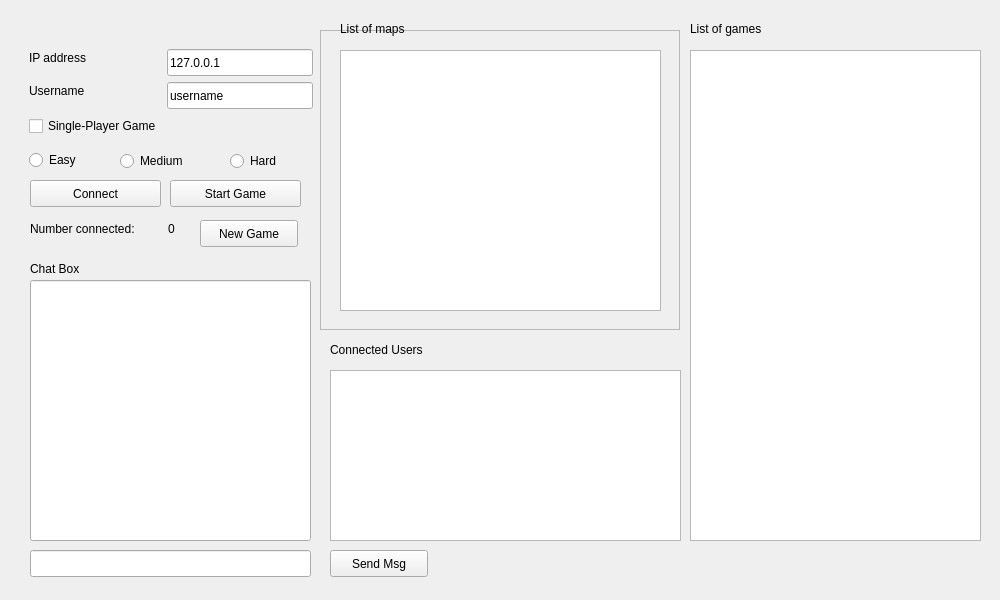
Old version of the form src/client/lobbywindow.ui in the repository dc2011/td.
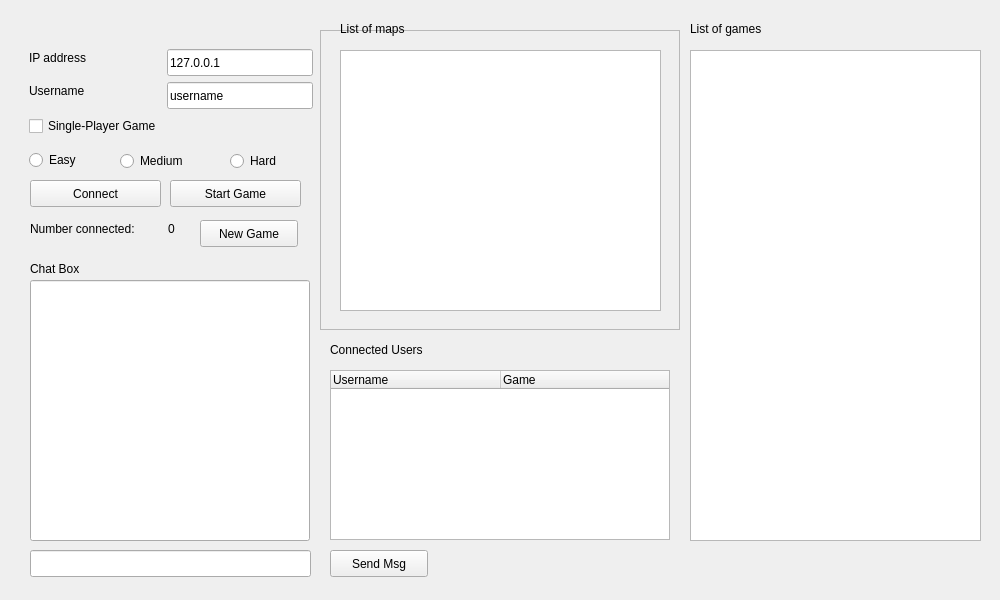
New version of the form.

Commit message: Change connected user list

Patch:
```diff
--- a/src/client/lobbywindow.ui
+++ b/src/client/lobbywindow.ui
@@ -265,7 +265,7 @@
      <rect>
       <x>30</x>
       <y>280</y>
-      <width>281</width>
+      <width>280</width>
       <height>261</height>
      </rect>
     </property>
@@ -283,16 +283,6 @@
      <string>Connected Users</string>
     </property>
    </widget>
-   <widget class="QListView" name="userList">
-    <property name="geometry">
-     <rect>
-      <x>330</x>
-      <y>370</y>
-      <width>351</width>
-      <height>171</height>
-     </rect>
-    </property>
-   </widget>
    <widget class="QPushButton" name="newGame">
     <property name="geometry">
      <rect>
@@ -329,6 +319,32 @@
      <string>List of games</string>
     </property>
    </widget>
+   <widget class="QTreeWidget" name="userList">
+    <property name="geometry">
+     <rect>
+      <x>330</x>
+      <y>370</y>
+      <width>340</width>
+      <height>170</height>
+     </rect>
+    </property>
+    <property name="columnCount">
+     <number>2</number>
+    </property>
+    <attribute name="headerDefaultSectionSize">
+     <number>170</number>
+    </attribute>
+    <column>
+     <property name="text">
+      <string>Username</string>
+     </property>
+    </column>
+    <column>
+     <property name="text">
+      <string>Game</string>
+     </property>
+    </column>
+   </widget>
   </widget>
  </widget>
  <resources/>
```
